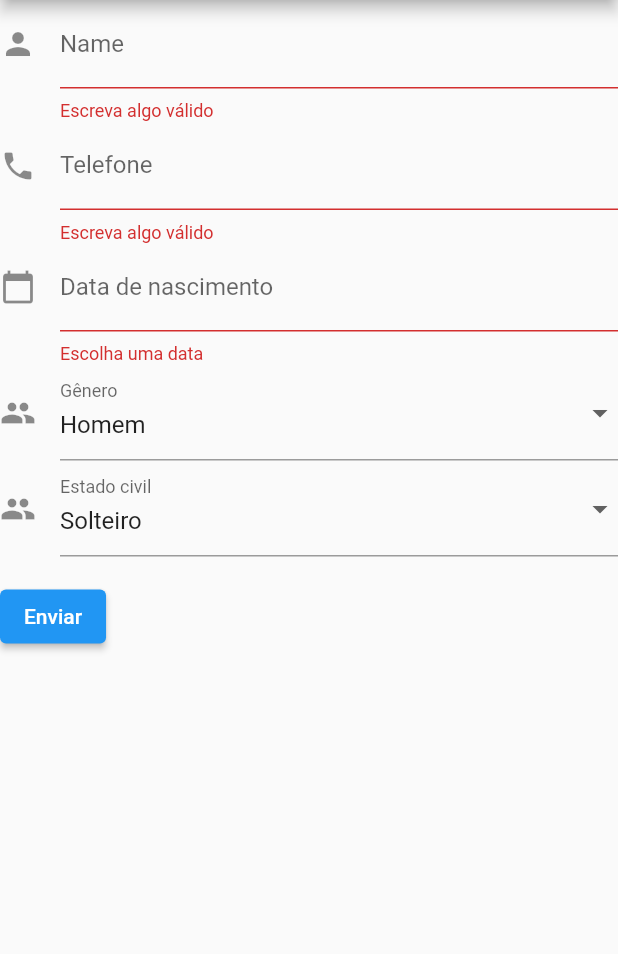
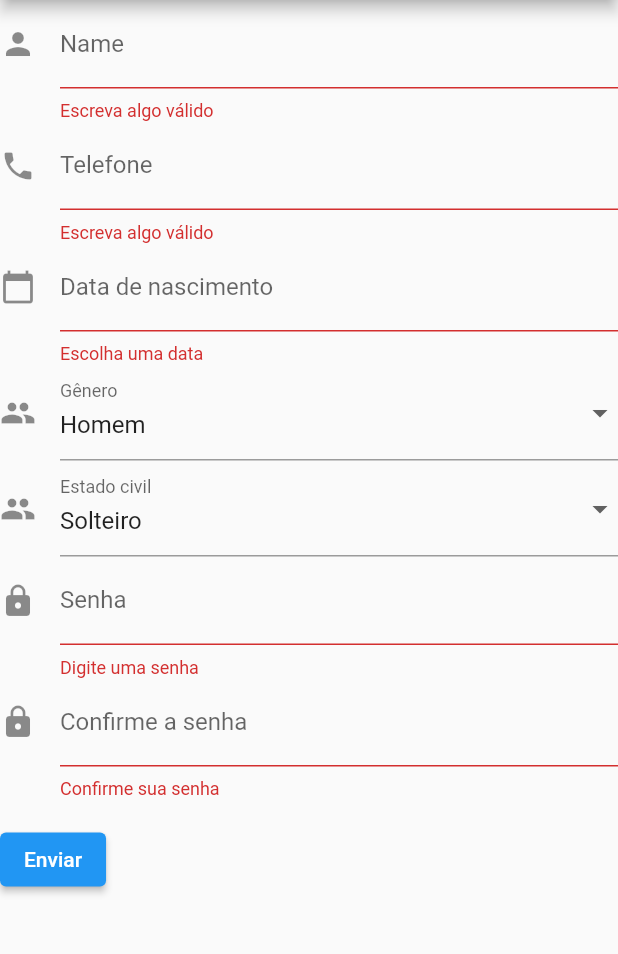
Before and after one commit to DayXL/Atividades-de-POO-1, a Flutter app: the screen it shows after launch, after a tap on "Enviar", on a phone screen of 412 x 824 dp, the part 84-1038 px from its top. Run offline on Flutter 3.47's test engine with Material 2 defaults, Android fonts, the phone set to English and light mode, and no system bars; our stand-ins replace flutter_datetime_picker, flutter_hooks.

Commit message:
entrada de senha

```diff
--- a/tarefa6/lib/main.dart
+++ b/tarefa6/lib/main.dart
@@ -36,6 +36,35 @@ class MyCustomFormState extends State<MyCustomForm> {
   DateTime? _selectedDate;
   String _selectedGender = 'Homem';
   String selecionarEstado = 'Solteiro';
+  final _passwordController = TextEditingController();
+  final _confirmPasswordController = TextEditingController();
+
+  @override
+  void dispose() {
+    _passwordController.dispose();
+    _confirmPasswordController.dispose();
+    super.dispose();
+  }
+
+  String? _validatePassword(String? value) {
+    if (value == null || value.isEmpty) {
+      return 'Digite uma senha';
+    }
+    if (value.length < 8) {
+      return 'Senha deve ter pelo menos 8 caracteres';
+    }
+    return null;
+  }
+
+  String? _validateConfirmPassword(String? value) {
+    if (value == null || value.isEmpty) {
+      return 'Confirme sua senha';
+    }
+    if (value != _passwordController.text) {
+      return 'Senhas não coincidem';
+    }
+    return null;
+  }
 
   @override
   Widget build(BuildContext context) {
@@ -156,6 +185,30 @@ class MyCustomFormState extends State<MyCustomForm> {
             }).toList(),
           ),
 
+          TextFormField(
+            decoration: const InputDecoration(
+              icon: Icon(Icons.lock),
+              hintText: 'Digite sua senha',
+              labelText: 'Senha',
+            ),
+
+            obscureText: true,
+            controller: _passwordController,
+            validator: _validatePassword,
+          ),
+
+          TextFormField(
+            decoration: const InputDecoration(
+              icon: Icon(Icons.lock),
+              hintText: 'Confirme sua senha',
+              labelText: 'Confirme a senha',
+            ),
+
+            obscureText: true,
+            controller: _confirmPasswordController,
+            validator: _validateConfirmPassword,
+          ),
+
           Padding(
             padding: const EdgeInsets.symmetric(vertical: 16.0),
 
@@ -174,8 +227,6 @@ class MyCustomFormState extends State<MyCustomForm> {
             ),
           ),
         ],
-
-
       ),
     );
   }
```
